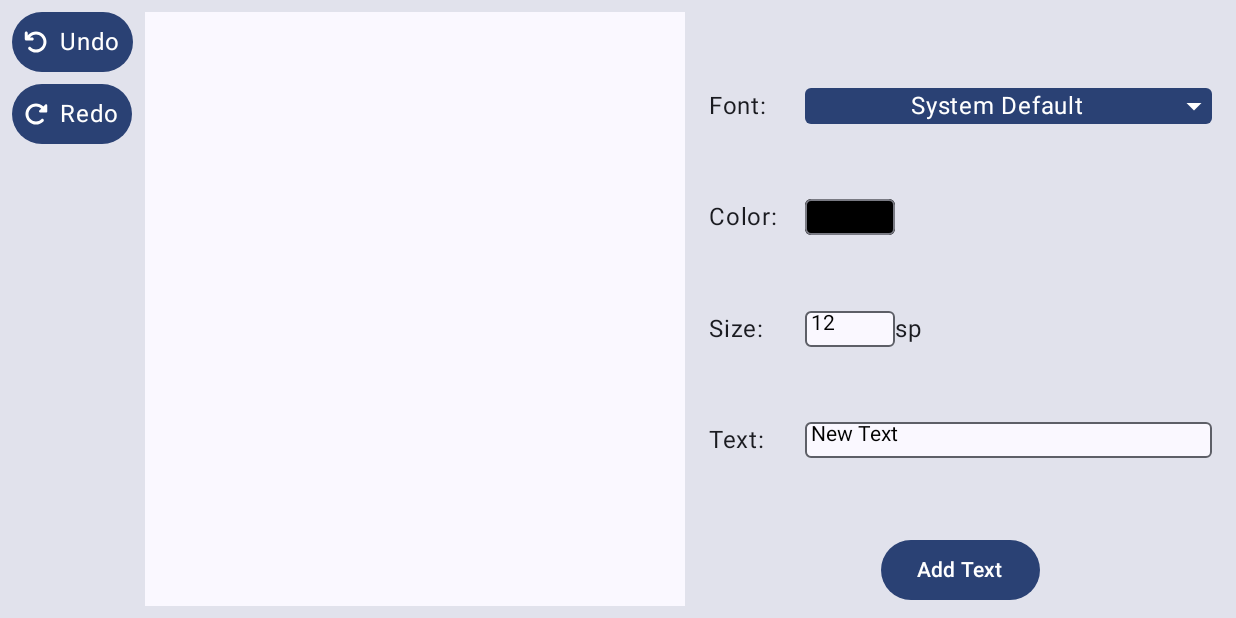
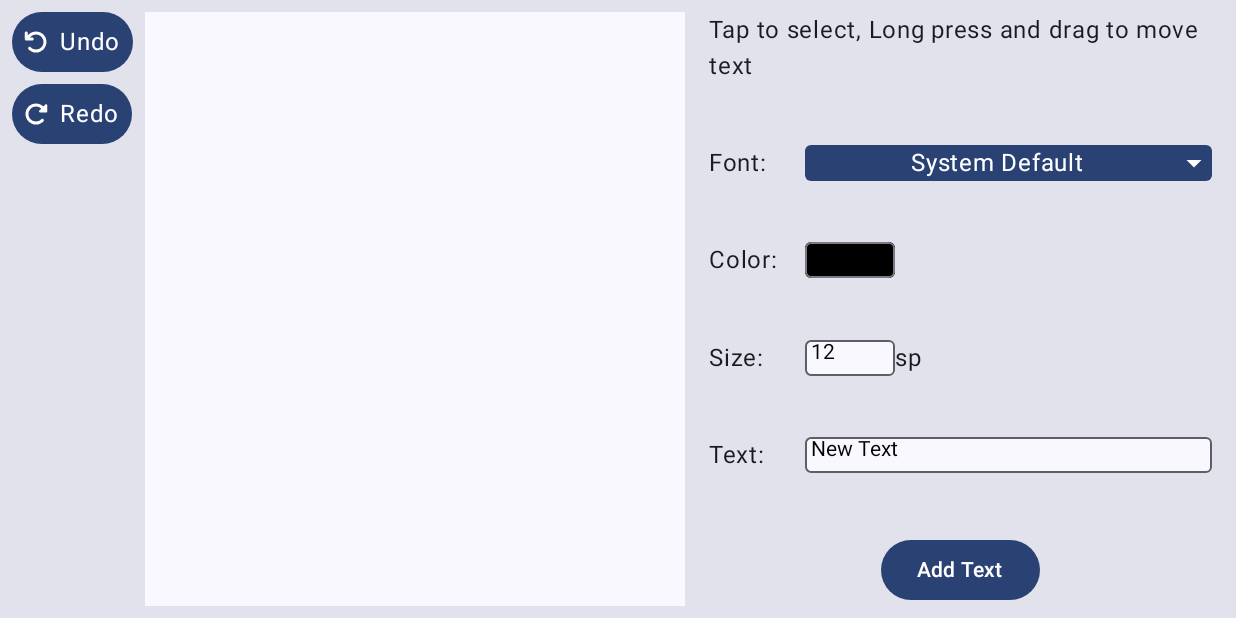
Before and after one commit to srideep-banerjee/Canvas-Card-Editor, an Android app built with Jetpack Compose: the screen it shows after launch (MainActivity), on a phone screen of 824 x 412 dp (held sideways). Run offline under Robolectric (Android 15) with nearby library versions, the phone set to English and light mode, and no system bars.

Commit message:
Added direction text

```diff
--- a/app/src/main/java/com/example/celassignment1/view/DetailsColumn.kt
+++ b/app/src/main/java/com/example/celassignment1/view/DetailsColumn.kt
@@ -64,6 +64,7 @@ fun RowScope.DetailsColumn(
             .fillMaxHeight()
             .padding(horizontal = 8.dp)
     ) {
+        Text(text = "Tap to select, Long press and drag to move text")
         Column(
             verticalArrangement = Arrangement.SpaceEvenly,
             horizontalAlignment = Alignment.Start,
```
